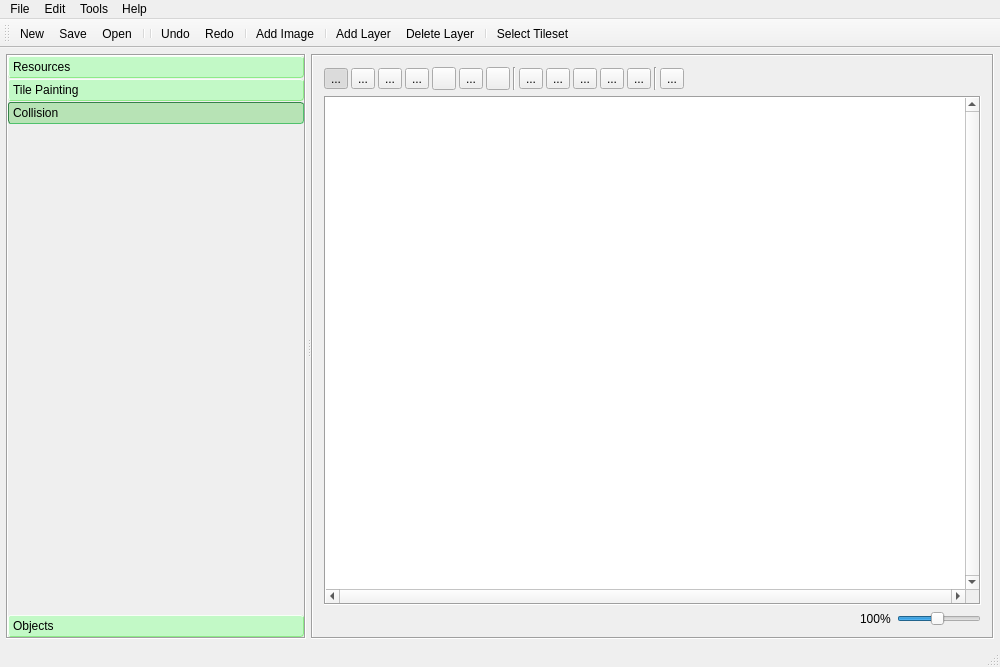
First picture: the form in MainWindow.ui, repository Preece/TGL, before the edit.
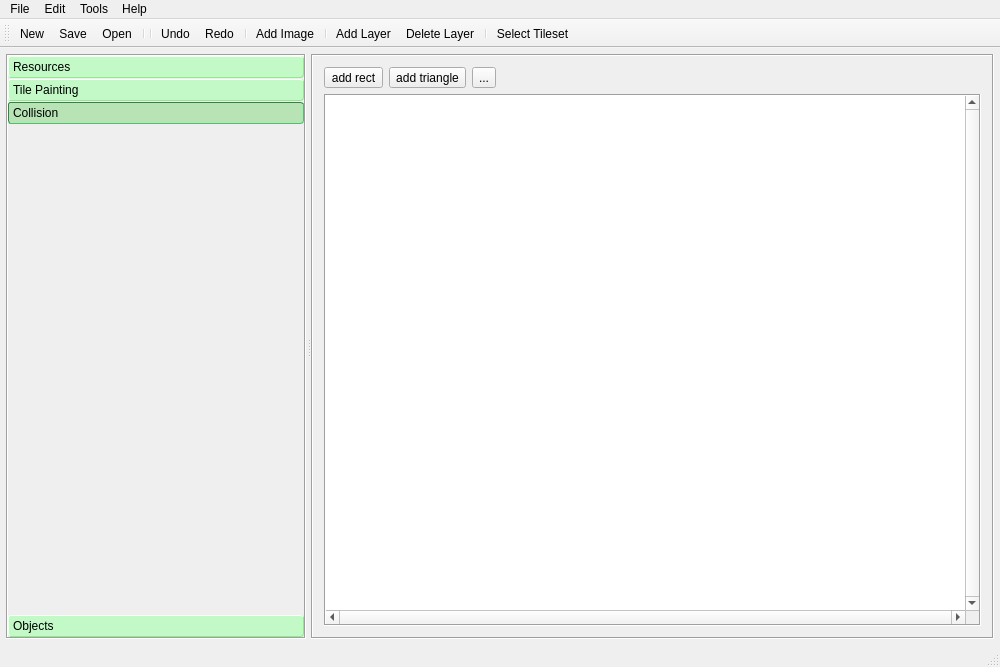
Second picture: the form after the edit. The open tabs and pages were chosen to show the change. Icons and pictures are not drawn. Custom widgets are drawn as their Qt base class.

Commit message: first steps to implementing collision

Diff of the .ui file:
```diff
--- a/MainWindow.ui
+++ b/MainWindow.ui
@@ -619,7 +619,7 @@
         <number>0</number>
        </property>
        <property name="currentIndex">
-        <number>1</number>
+        <number>2</number>
        </property>
        <widget class="QWidget" name="resourcesView">
         <widget class="QLabel" name="label">
@@ -1047,20 +1047,63 @@
          </item>
         </layout>
        </widget>
-       <widget class="QWidget" name="collisionView">
-        <widget class="QLabel" name="label_2">
-         <property name="geometry">
-          <rect>
-           <x>190</x>
-           <y>300</y>
-           <width>101</width>
-           <height>31</height>
-          </rect>
-         </property>
-         <property name="text">
-          <string>Collision View</string>
-         </property>
-        </widget>
+       <widget class="QWidget" name="collisionWidgetView">
+        <layout class="QVBoxLayout" name="verticalLayout_3">
+         <item>
+          <layout class="QHBoxLayout" name="horizontalLayout_4">
+           <item>
+            <widget class="QToolButton" name="addRectTool">
+             <property name="text">
+              <string>add rect</string>
+             </property>
+            </widget>
+           </item>
+           <item>
+            <widget class="QToolButton" name="toolButton_2">
+             <property name="text">
+              <string>add triangle</string>
+             </property>
+            </widget>
+           </item>
+           <item>
+            <widget class="QToolButton" name="toolButton_3">
+             <property name="text">
+              <string>...</string>
+             </property>
+            </widget>
+           </item>
+           <item>
+            <spacer name="horizontalSpacer_3">
+             <property name="orientation">
+              <enum>Qt::Horizontal</enum>
+             </property>
+             <property name="sizeHint" stdset="0">
+              <size>
+               <width>40</width>
+               <height>20</height>
+              </size>
+             </property>
+            </spacer>
+           </item>
+          </layout>
+         </item>
+         <item>
+          <widget class="QGraphicsView" name="collisionView">
+           <property name="frameShape">
+            <enum>QFrame::Box</enum>
+           </property>
+           <property name="verticalScrollBarPolicy">
+            <enum>Qt::ScrollBarAlwaysOn</enum>
+           </property>
+           <property name="horizontalScrollBarPolicy">
+            <enum>Qt::ScrollBarAlwaysOn</enum>
+           </property>
+           <property name="sizeAdjustPolicy">
+            <enum>QAbstractScrollArea::AdjustToContents</enum>
+           </property>
+          </widget>
+         </item>
+        </layout>
        </widget>
        <widget class="QWidget" name="objectsView">
         <widget class="QLabel" name="label_3">
```
Left out of the diff: 2 changed lines with no effect on the pictures. The commit also changes 7 other files.
